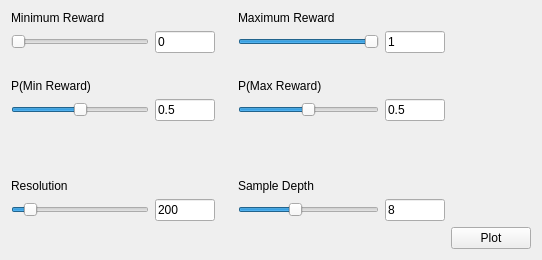
First picture: the form in usr/RL/ExpectedRewardGenerator/expected_reward_generator.ui, repository cambyse/PO-LGP, before the edit.
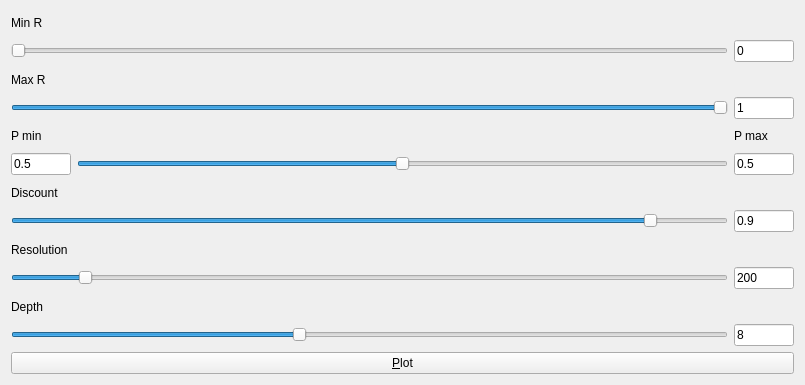
Second picture: the form after the edit.

Commit message: complete expected reward generator

The edit to the form file:
```diff
--- a/usr/RL/ExpectedRewardGenerator/expected_reward_generator.ui
+++ b/usr/RL/ExpectedRewardGenerator/expected_reward_generator.ui
@@ -6,15 +6,15 @@
    <rect>
     <x>0</x>
     <y>0</y>
-    <width>542</width>
-    <height>260</height>
+    <width>805</width>
+    <height>385</height>
    </rect>
   </property>
   <property name="windowTitle">
    <string>ExpectedRewardGenerator</string>
   </property>
   <layout class="QGridLayout" name="gridLayout">
-   <item row="1" column="0" colspan="3">
+   <item row="1" column="0" colspan="2">
     <widget class="QSlider" name="_wMinR">
      <property name="maximum">
       <number>1000</number>
@@ -24,266 +24,14 @@
      </property>
     </widget>
    </item>
-   <item row="1" column="3">
-    <widget class="QLineEdit" name="_wMinRValue">
-     <property name="minimumSize">
-      <size>
-       <width>60</width>
-       <height>0</height>
-      </size>
-     </property>
-     <property name="maximumSize">
-      <size>
-       <width>60</width>
-       <height>80</height>
-      </size>
-     </property>
-     <property name="text">
-      <string>0</string>
-     </property>
-     <property name="readOnly">
-      <bool>true</bool>
-     </property>
-    </widget>
-   </item>
-   <item row="1" column="5" colspan="3">
-    <widget class="QSlider" name="_wMaxR">
-     <property name="maximum">
-      <number>1000</number>
-     </property>
-     <property name="value">
-      <number>1000</number>
-     </property>
-     <property name="orientation">
-      <enum>Qt::Horizontal</enum>
-     </property>
-    </widget>
-   </item>
-   <item row="1" column="8">
-    <widget class="QLineEdit" name="_wMaxRValue">
-     <property name="minimumSize">
-      <size>
-       <width>60</width>
-       <height>0</height>
-      </size>
-     </property>
-     <property name="maximumSize">
-      <size>
-       <width>60</width>
-       <height>80</height>
-      </size>
-     </property>
-     <property name="text">
-      <string>1</string>
-     </property>
-     <property name="readOnly">
-      <bool>true</bool>
-     </property>
-    </widget>
-   </item>
-   <item row="4" column="0" colspan="3">
-    <widget class="QSlider" name="_wPMin">
-     <property name="maximum">
-      <number>1000</number>
-     </property>
-     <property name="value">
-      <number>500</number>
-     </property>
-     <property name="orientation">
-      <enum>Qt::Horizontal</enum>
-     </property>
-    </widget>
-   </item>
-   <item row="4" column="5" colspan="3">
-    <widget class="QSlider" name="_wPMax">
-     <property name="maximum">
-      <number>1000</number>
-     </property>
-     <property name="value">
-      <number>500</number>
-     </property>
-     <property name="orientation">
-      <enum>Qt::Horizontal</enum>
-     </property>
-    </widget>
-   </item>
-   <item row="4" column="8">
-    <widget class="QLineEdit" name="_wPMaxValue">
-     <property name="minimumSize">
-      <size>
-       <width>60</width>
-       <height>0</height>
-      </size>
-     </property>
-     <property name="maximumSize">
-      <size>
-       <width>60</width>
-       <height>80</height>
-      </size>
-     </property>
-     <property name="text">
-      <string>0.5</string>
-     </property>
-     <property name="readOnly">
-      <bool>true</bool>
-     </property>
-    </widget>
-   </item>
-   <item row="4" column="3">
-    <widget class="QLineEdit" name="_wPMinValue">
-     <property name="minimumSize">
-      <size>
-       <width>60</width>
-       <height>0</height>
-      </size>
-     </property>
-     <property name="maximumSize">
-      <size>
-       <width>60</width>
-       <height>80</height>
-      </size>
-     </property>
-     <property name="text">
-      <string>0.5</string>
-     </property>
-     <property name="readOnly">
-      <bool>true</bool>
-     </property>
-    </widget>
-   </item>
-   <item row="1" column="4">
-    <spacer name="horizontalSpacer">
-     <property name="orientation">
-      <enum>Qt::Horizontal</enum>
-     </property>
-     <property name="sizeHint" stdset="0">
-      <size>
-       <width>40</width>
-       <height>20</height>
-      </size>
-     </property>
-    </spacer>
-   </item>
    <item row="0" column="0">
     <widget class="QLabel" name="label">
      <property name="text">
-      <string>Minimum Reward</string>
+      <string>Min R</string>
      </property>
     </widget>
    </item>
-   <item row="3" column="0">
-    <widget class="QLabel" name="label_2">
-     <property name="text">
-      <string>P(Min Reward)</string>
-     </property>
-    </widget>
-   </item>
-   <item row="0" column="5">
-    <widget class="QLabel" name="label_3">
-     <property name="text">
-      <string>Maximum Reward</string>
-     </property>
-    </widget>
-   </item>
-   <item row="3" column="5">
-    <widget class="QLabel" name="label_4">
-     <property name="text">
-      <string>P(Max Reward)</string>
-     </property>
-    </widget>
-   </item>
-   <item row="2" column="3">
-    <spacer name="verticalSpacer">
-     <property name="orientation">
-      <enum>Qt::Vertical</enum>
-     </property>
-     <property name="sizeHint" stdset="0">
-      <size>
-       <width>20</width>
-       <height>40</height>
-      </size>
-     </property>
-    </spacer>
-   </item>
-   <item row="2" column="0">
-    <spacer name="horizontalSpacer_2">
-     <property name="orientation">
-      <enum>Qt::Horizontal</enum>
-     </property>
-     <property name="sizeHint" stdset="0">
-      <size>
-       <width>40</width>
-       <height>20</height>
-      </size>
-     </property>
-    </spacer>
-   </item>
-   <item row="2" column="2">
-    <spacer name="horizontalSpacer_3">
-     <property name="orientation">
-      <enum>Qt::Horizontal</enum>
-     </property>
-     <property name="sizeHint" stdset="0">
-      <size>
-       <width>40</width>
-       <height>20</height>
-      </size>
-     </property>
-    </spacer>
-   </item>
-   <item row="2" column="5">
-    <spacer name="horizontalSpacer_4">
-     <property name="orientation">
-      <enum>Qt::Horizontal</enum>
-     </property>
-     <property name="sizeHint" stdset="0">
-      <size>
-       <width>40</width>
-       <height>20</height>
-      </size>
-     </property>
-    </spacer>
-   </item>
-   <item row="2" column="7">
-    <spacer name="horizontalSpacer_5">
-     <property name="orientation">
-      <enum>Qt::Horizontal</enum>
-     </property>
-     <property name="sizeHint" stdset="0">
-      <size>
-       <width>40</width>
-       <height>20</height>
-      </size>
-     </property>
-    </spacer>
-   </item>
-   <item row="2" column="1">
-    <spacer name="horizontalSpacer_6">
-     <property name="orientation">
-      <enum>Qt::Horizontal</enum>
-     </property>
-     <property name="sizeHint" stdset="0">
-      <size>
-       <width>40</width>
-       <height>20</height>
-      </size>
-     </property>
-    </spacer>
-   </item>
-   <item row="2" column="6">
-    <spacer name="horizontalSpacer_7">
-     <property name="orientation">
-      <enum>Qt::Horizontal</enum>
-     </property>
-     <property name="sizeHint" stdset="0">
-      <size>
-       <width>40</width>
-       <height>20</height>
-      </size>
-     </property>
-    </spacer>
-   </item>
-   <item row="10" column="0" colspan="3">
+   <item row="12" column="0" colspan="2">
     <widget class="QSlider" name="_wResolution">
      <property name="minimum">
       <number>10</number>
@@ -299,36 +47,61 @@
      </property>
     </widget>
    </item>
-   <item row="10" column="3">
-    <widget class="QLineEdit" name="_wResolutionValue">
-     <property name="minimumSize">
-      <size>
-       <width>60</width>
-       <height>0</height>
-      </size>
-     </property>
-     <property name="maximumSize">
-      <size>
-       <width>60</width>
-       <height>80</height>
-      </size>
-     </property>
-     <property name="text">
-      <string>200</string>
-     </property>
-     <property name="readOnly">
-      <bool>true</bool>
-     </property>
-    </widget>
-   </item>
-   <item row="9" column="0">
+   <item row="11" column="0">
     <widget class="QLabel" name="label_5">
      <property name="text">
       <string>Resolution</string>
      </property>
     </widget>
    </item>
-   <item row="10" column="5" colspan="3">
+   <item row="8" column="0" colspan="2">
+    <widget class="QSlider" name="_wDiscount">
+     <property name="maximum">
+      <number>1000</number>
+     </property>
+     <property name="value">
+      <number>900</number>
+     </property>
+     <property name="orientation">
+      <enum>Qt::Horizontal</enum>
+     </property>
+    </widget>
+   </item>
+   <item row="7" column="0">
+    <widget class="QLabel" name="label_7">
+     <property name="text">
+      <string>Discount</string>
+     </property>
+    </widget>
+   </item>
+   <item row="2" column="0">
+    <widget class="QLabel" name="label_3">
+     <property name="text">
+      <string>Max R</string>
+     </property>
+    </widget>
+   </item>
+   <item row="3" column="0" colspan="2">
+    <widget class="QSlider" name="_wMaxR">
+     <property name="maximum">
+      <number>1000</number>
+     </property>
+     <property name="value">
+      <number>1000</number>
+     </property>
+     <property name="orientation">
+      <enum>Qt::Horizontal</enum>
+     </property>
+    </widget>
+   </item>
+   <item row="13" column="0">
+    <widget class="QLabel" name="label_6">
+     <property name="text">
+      <string>Depth</string>
+     </property>
+    </widget>
+   </item>
+   <item row="14" column="0" colspan="2">
     <widget class="QSlider" name="_wDepth">
      <property name="maximum">
       <number>20</number>
@@ -341,14 +114,156 @@
      </property>
     </widget>
    </item>
-   <item row="9" column="5">
-    <widget class="QLabel" name="label_6">
+   <item row="4" column="0">
+    <widget class="QLabel" name="label_2">
      <property name="text">
-      <string>Sample Depth</string>
+      <string>P min</string>
      </property>
     </widget>
    </item>
-   <item row="10" column="8">
+   <item row="5" column="0">
+    <widget class="QLineEdit" name="_wPMinValue">
+     <property name="minimumSize">
+      <size>
+       <width>60</width>
+       <height>0</height>
+      </size>
+     </property>
+     <property name="maximumSize">
+      <size>
+       <width>60</width>
+       <height>80</height>
+      </size>
+     </property>
+     <property name="text">
+      <string>0.5</string>
+     </property>
+     <property name="readOnly">
+      <bool>true</bool>
+     </property>
+    </widget>
+   </item>
+   <item row="5" column="1">
+    <widget class="QSlider" name="_wPMax">
+     <property name="maximum">
+      <number>1000</number>
+     </property>
+     <property name="value">
+      <number>500</number>
+     </property>
+     <property name="orientation">
+      <enum>Qt::Horizontal</enum>
+     </property>
+    </widget>
+   </item>
+   <item row="5" column="2">
+    <widget class="QLineEdit" name="_wPMaxValue">
+     <property name="minimumSize">
+      <size>
+       <width>60</width>
+       <height>0</height>
+      </size>
+     </property>
+     <property name="maximumSize">
+      <size>
+       <width>60</width>
+       <height>80</height>
+      </size>
+     </property>
+     <property name="text">
+      <string>0.5</string>
+     </property>
+     <property name="readOnly">
+      <bool>true</bool>
+     </property>
+    </widget>
+   </item>
+   <item row="3" column="2">
+    <widget class="QLineEdit" name="_wMaxRValue">
+     <property name="minimumSize">
+      <size>
+       <width>60</width>
+       <height>0</height>
+      </size>
+     </property>
+     <property name="maximumSize">
+      <size>
+       <width>60</width>
+       <height>80</height>
+      </size>
+     </property>
+     <property name="text">
+      <string>1</string>
+     </property>
+     <property name="readOnly">
+      <bool>true</bool>
+     </property>
+    </widget>
+   </item>
+   <item row="1" column="2">
+    <widget class="QLineEdit" name="_wMinRValue">
+     <property name="minimumSize">
+      <size>
+       <width>60</width>
+       <height>0</height>
+      </size>
+     </property>
+     <property name="maximumSize">
+      <size>
+       <width>60</width>
+       <height>80</height>
+      </size>
+     </property>
+     <property name="text">
+      <string>0</string>
+     </property>
+     <property name="readOnly">
+      <bool>true</bool>
+     </property>
+    </widget>
+   </item>
+   <item row="8" column="2">
+    <widget class="QLineEdit" name="_wDiscountValue">
+     <property name="minimumSize">
+      <size>
+       <width>60</width>
+       <height>0</height>
+      </size>
+     </property>
+     <property name="maximumSize">
+      <size>
+       <width>60</width>
+       <height>80</height>
+      </size>
+     </property>
+     <property name="text">
+      <string>0.9</string>
+     </property>
+    </widget>
+   </item>
+   <item row="12" column="2">
+    <widget class="QLineEdit" name="_wResolutionValue">
+     <property name="minimumSize">
+      <size>
+       <width>60</width>
+       <height>0</height>
+      </size>
+     </property>
+     <property name="maximumSize">
+      <size>
+       <width>60</width>
+       <height>80</height>
+      </size>
+     </property>
+     <property name="text">
+      <string>200</string>
+     </property>
+     <property name="readOnly">
+      <bool>true</bool>
+     </property>
+    </widget>
+   </item>
+   <item row="14" column="2">
     <widget class="QLineEdit" name="_wDepthValue">
      <property name="minimumSize">
       <size>
@@ -367,52 +282,20 @@
      </property>
     </widget>
    </item>
-   <item row="11" column="9">
+   <item row="4" column="2">
+    <widget class="QLabel" name="label_4">
+     <property name="text">
+      <string>P max</string>
+     </property>
+    </widget>
+   </item>
+   <item row="15" column="0" colspan="3">
     <widget class="QPushButton" name="pushButton">
      <property name="text">
-      <string>Plot</string>
+      <string>&amp;Plot</string>
      </property>
     </widget>
    </item>
-   <item row="5" column="5">
-    <spacer name="verticalSpacer_3">
-     <property name="orientation">
-      <enum>Qt::Vertical</enum>
-     </property>
-     <property name="sizeHint" stdset="0">
-      <size>
-       <width>20</width>
-       <height>40</height>
-      </size>
-     </property>
-    </spacer>
-   </item>
-   <item row="6" column="5">
-    <spacer name="verticalSpacer_4">
-     <property name="orientation">
-      <enum>Qt::Vertical</enum>
-     </property>
-     <property name="sizeHint" stdset="0">
-      <size>
-       <width>20</width>
-       <height>40</height>
-      </size>
-     </property>
-    </spacer>
-   </item>
-   <item row="7" column="5">
-    <spacer name="verticalSpacer_2">
-     <property name="orientation">
-      <enum>Qt::Vertical</enum>
-     </property>
-     <property name="sizeHint" stdset="0">
-      <size>
-       <width>20</width>
-       <height>40</height>
-      </size>
-     </property>
-    </spacer>
-   </item>
   </layout>
  </widget>
  <layoutdefault spacing="6" margin="11"/>
```
Left out of the diff: 67 changed lines with no effect on the pictures. The commit also changes 2 other files.
